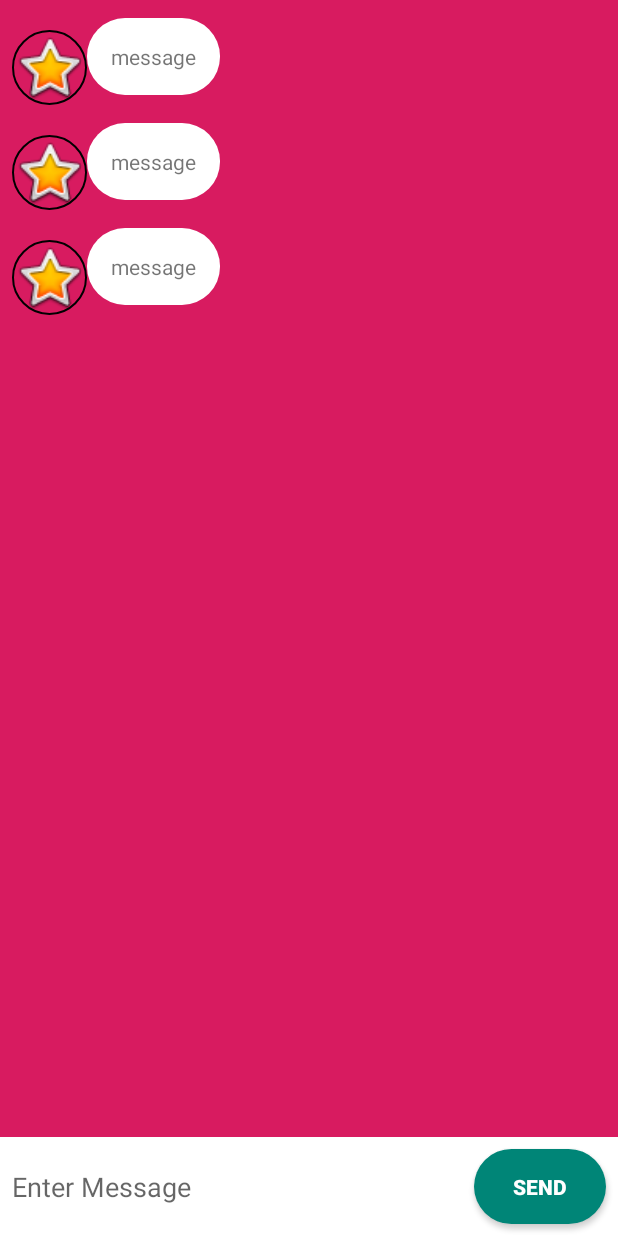
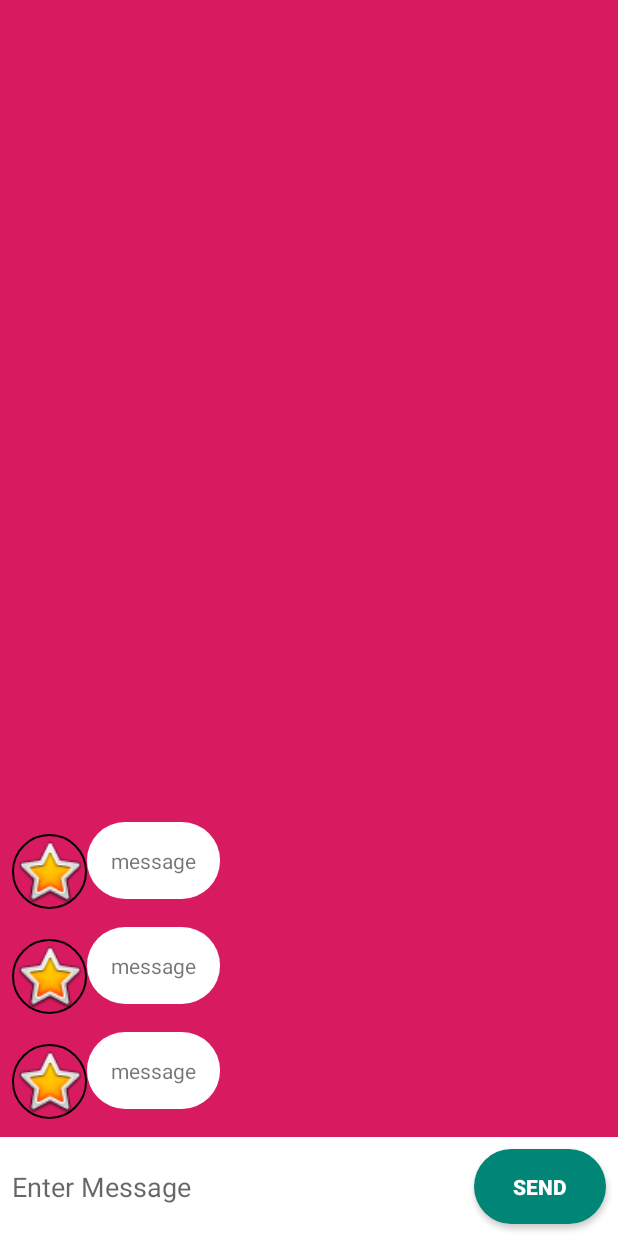
Before and after one commit to BezMan/KotlinMessanger, an Android app: the layout activity_chat_log.xml on its own in the app's theme, with its tools: preview values and no code run, on a phone screen of 412 x 824 dp. Run offline under Robolectric (Android 15) with nearby library versions, the phone set to English and light mode, and no system bars.

Commit message:
list stackFromEnd and scrollToPosition.

```diff
--- a/app/src/main/res/layout/activity_chat_log.xml
+++ b/app/src/main/res/layout/activity_chat_log.xml
@@ -12,6 +12,7 @@
         android:layout_width="match_parent"
         android:layout_height="0dp"
         android:paddingTop="12dp"
+        app:stackFromEnd="true"
         android:background="@color/colorAccent"
         app:layout_constraintBottom_toTopOf="@id/edittext_input_chat_log"
         app:layout_constraintTop_toTopOf="parent"
@@ -41,7 +42,7 @@
         android:text="SEND"
         android:layout_margin="8dp"
         android:textStyle="bold"
-        android:onClick="sendMessageClicked"
+        android:onClick="sendMessageButtonClicked"
         app:layout_constraintBottom_toBottomOf="parent"
         app:layout_constraintEnd_toEndOf="parent" />
 
```
Also changed, not shown: app/src/main/java/com/dev/kotlinmessenger/ChatLogActivity.kt (+7 -2 lines).
